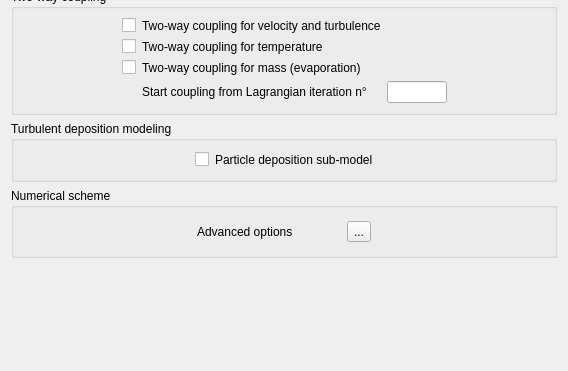
This is gui/Pages/LagrangianForm.ui in code-saturne/code_saturne as Qt 5 draws it before an edit; both pictures show x 0 to 568 and y 384 to 755 of the 568 by 755 pixel window. The edited form follows.
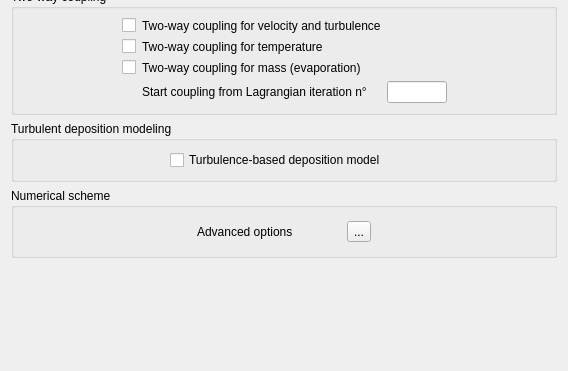
This is the edited form. Icons and pictures are not drawn.

Commit message:
Major cleanup and some fixes in Lagrangian model.
Cherry-picked from commit 2788a568 on master.

- A global bit-mask based CS_LAGR_P_FLAG attribute is now always present
  * It includes the features CS_LAGR_DEPOSITION_FLAG
  * It also includes a CS_LAGR_PART_FIXED bit replacing the use of a negative
    particle cell number.

- Local zero-based particle cell id is used instead of signed 1-based cell-number

- Advanced user functions are added for particle/face interaction, replacing
  the (never implemented) JBORD codes.

```diff
--- a/gui/Pages/LagrangianForm.ui
+++ b/gui/Pages/LagrangianForm.ui
@@ -475,7 +475,7 @@
              <string>&lt;html&gt;&lt;head/&gt;&lt;body&gt;&lt;p&gt;&lt;span style=&quot; font-size:9pt;&quot;&gt;Activate or not the particle deposition sub-model.&lt;/span&gt;&lt;/p&gt;&lt;/body&gt;&lt;/html&gt;</string>
             </property>
             <property name="text">
-             <string>Particle deposition sub-model</string>
+             <string/>
             </property>
            </widget>
           </item>
@@ -485,7 +485,7 @@
              <string>&lt;html&gt;&lt;head/&gt;&lt;body&gt;&lt;p&gt;&lt;span style=&quot; font-size:9pt;&quot;&gt;Activate or not the particle deposition sub-model.&lt;/span&gt;&lt;/p&gt;&lt;/body&gt;&lt;/html&gt;</string>
             </property>
             <property name="text">
-             <string/>
+             <string>Turbulence-based deposition model</string>
             </property>
            </widget>
           </item>
```
Left out of the diff: 6 changed lines with no effect on the pictures. The commit also changes 37 other files.
